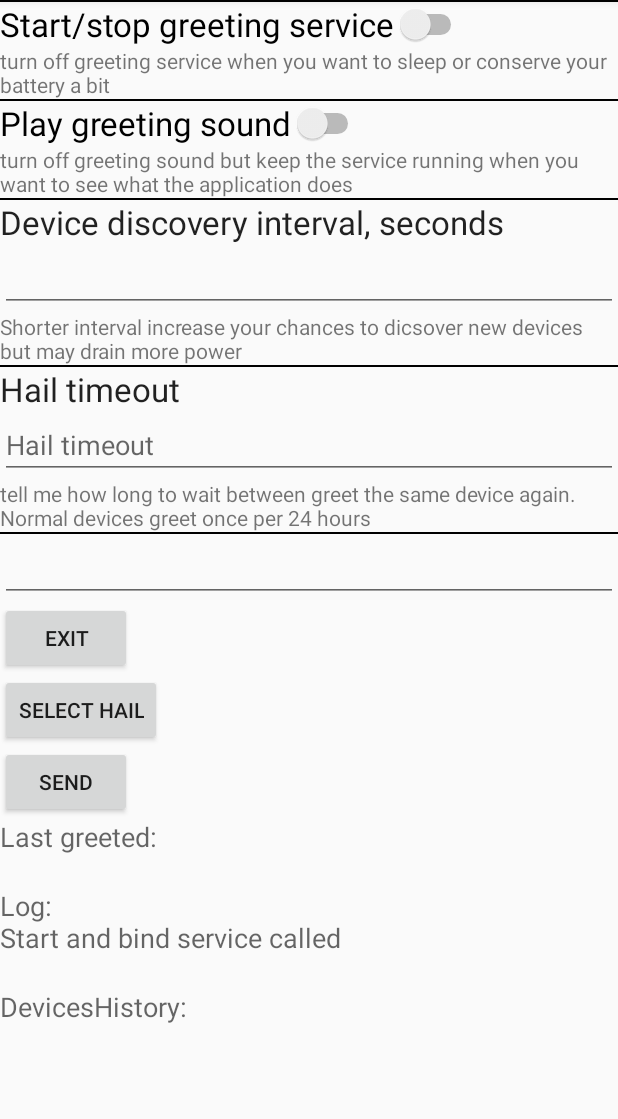
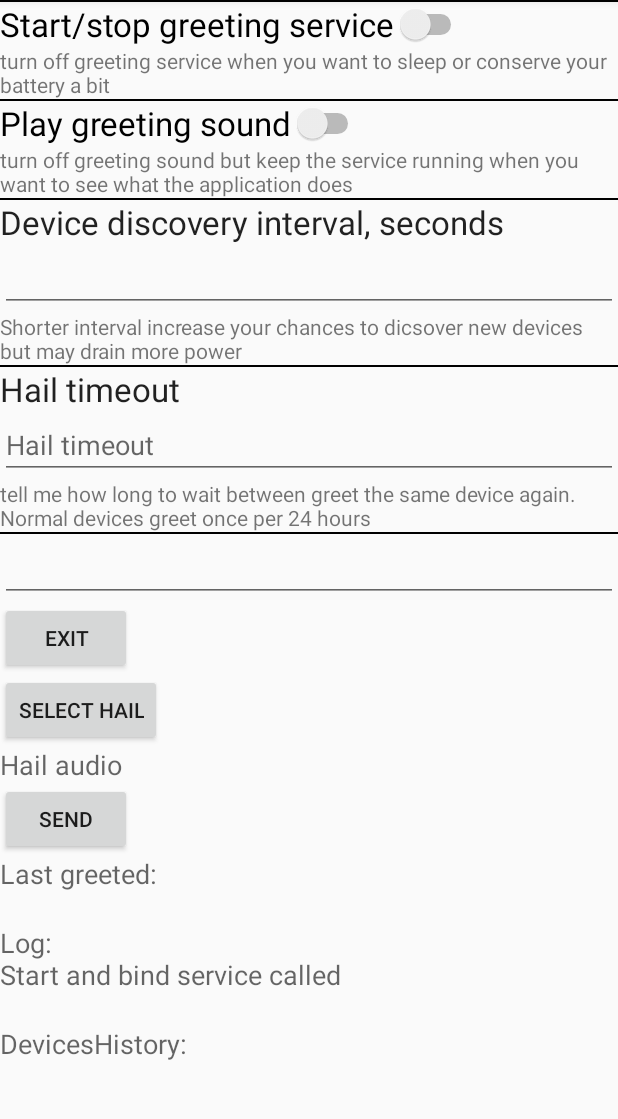
Before and after one commit to laimisnd/icebreaker, an Android app: the screen it shows after launch (MyActivity), on a phone screen of 412 x 824 dp, the part 84-1203 px from its top. Run offline under Robolectric (Android 15) with nearby library versions, the light colour scheme and no system bars; 5 statements that could not run were skipped.

Commit message:
18-audio picker

```diff
--- a/app/src/main/java/com/example/laimis/myfirstapp/BTscanService.java
+++ b/app/src/main/java/com/example/laimis/myfirstapp/BTscanService.java
@@ -128,6 +128,7 @@ public class BTscanService extends Service {
             addLog(exceptionAsString);
         }
     }
+    public Uri getAudioUri() { return mAudioUri;}
 
     public long getBTDiscoveryInterval(){ return mBTDiscoveryInterval;}
 
--- a/app/src/main/java/com/example/laimis/myfirstapp/MyActivity.java
+++ b/app/src/main/java/com/example/laimis/myfirstapp/MyActivity.java
@@ -12,6 +12,7 @@ import android.database.Cursor;
 import android.net.Uri;
 import android.os.Bundle;
 import android.os.IBinder;
+import android.provider.MediaStore;
 import android.support.v4.app.ActivityCompat;
 import android.support.v4.content.ContextCompat;
 import android.support.v7.app.AppCompatActivity;
@@ -50,6 +51,7 @@ public class MyActivity extends AppCompatActivity {
     private TextView log;
     private TextView devHist;
     private EditText hailTimeout;
+    private TextView HailAudio;
     /**
      * ATTENTION: This was auto-generated to implement the App Indexing API.
      * See https://g.co/AppIndexing/AndroidStudio for more information.
@@ -211,6 +213,9 @@ public class MyActivity extends AppCompatActivity {
             swSrv.setChecked(mBTSrv.mDiscoveryStarted);
             addLog("mDiscoveryStarted: "+mBTSrv.mDiscoveryStarted);
         }
+
+        HailAudio.setText(getDisplayName(mBTSrv.getAudioUri()));
+
         displayLastHailed();
     }
 
@@ -255,6 +260,8 @@ public class MyActivity extends AppCompatActivity {
         devHist = (TextView) findViewById(R.id.devhist);
 
         hailTimeout= (EditText) findViewById(R.id.hailTimeout);
+
+        HailAudio = (TextView) findViewById(R.id.hailAudio);
 
 
         if (ContextCompat.checkSelfPermission(this, Manifest.permission.BLUETOOTH_ADMIN) != PackageManager.PERMISSION_GRANTED
@@ -668,8 +675,10 @@ stopService(btSrv);
             if (requestCode == PICK_AUDIO_REQUEST) {
                 Uri selectedAudioUri = data.getData();
                 if (selectedAudioUri != null )
-                    if ( mBTSrv != null )
-                        mBTSrv.setAudioUri(selectedAudioUri );
+                    if ( mBTSrv != null ) {
+                        mBTSrv.setAudioUri(selectedAudioUri);
+                        HailAudio.setText(getDisplayName(selectedAudioUri));
+                    }
                     else
                         addLog("ERROR: can't set Audio URI, damned service is null");
                 else
@@ -698,21 +707,18 @@ stopService(btSrv);
         }
     }
 
-    /*
-    public String getPath(Uri uri) {
-        String[] projection = { MediaStore.Images.Media.DATA };
-        Cursor cursor = getContentResolver(uri, projection, null, null, null);
-        if(cursor!=null)
+
+    public String getDisplayName(Uri uri) {
+        if (uri == null) return "";
+        String[] projection = { MediaStore.Audio.Media.DISPLAY_NAME };
+        Cursor cursor = this.getContentResolver().query(uri, projection, null, null, null);
+        if(cursor!=null  && cursor.moveToFirst() )
         {
-            //HERE YOU WILL GET A NULLPOINTER IF CURSOR IS NULL
-            //THIS CAN BE, IF YOU USED OI FILE MANAGER FOR PICKING THE MEDIA
-            int column_index = cursor.getColumnIndexOrThrow(MediaStore.Images.Media.DATA);
-            cursor.moveToFirst();
-            return cursor.getString(column_index);
+            return cursor.getString(cursor.getColumnIndex(MediaStore.Audio.Media.DISPLAY_NAME));
         }
-        else return null;
+        else return "";
     }
-    */
+
 
     public void btExit(View view) {
         StopService();
--- a/app/src/main/res/layout/content_my.xml
+++ b/app/src/main/res/layout/content_my.xml
@@ -131,6 +131,14 @@
         android:text="@string/button_pick_audio"
         android:onClick="btPickContact" />
 
+    <TextView
+        android:layout_width="wrap_content"
+        android:layout_height="wrap_content"
+        android:textAppearance="?android:attr/textAppearanceMedium"
+        android:text="Hail audio"
+        android:id="@+id/hailAudio"
+        android:layout_weight="0.06" />
+
     <Button
         android:layout_width="wrap_content"
         android:layout_height="wrap_content"
```
